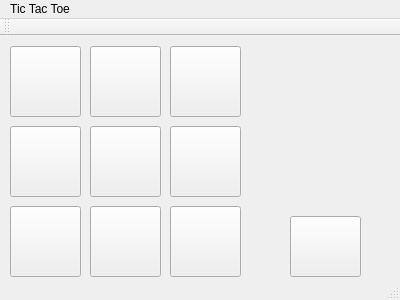
This is mainwindow.ui in shikhanovdima/TIC-TAV-Toe as Qt 5 draws it before an edit. The edited form follows.
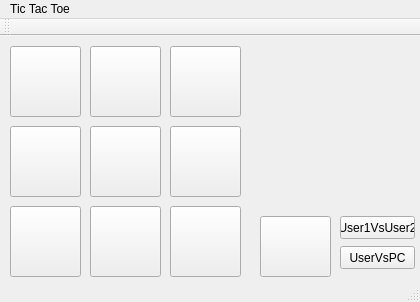
This is the edited form.

Commit message: разбил на функции, добавил кнопки выбора игры

Patch:
```diff
--- a/mainwindow.ui
+++ b/mainwindow.ui
@@ -6,8 +6,8 @@
    <rect>
     <x>0</x>
     <y>0</y>
-    <width>400</width>
-    <height>300</height>
+    <width>420</width>
+    <height>302</height>
    </rect>
   </property>
   <property name="windowTitle">
@@ -134,7 +134,7 @@
    <widget class="QPushButton" name="pushButton_10">
     <property name="geometry">
      <rect>
-      <x>290</x>
+      <x>260</x>
       <y>180</y>
       <width>71</width>
       <height>61</height>
@@ -147,8 +147,8 @@
    <widget class="QLabel" name="label">
     <property name="geometry">
      <rect>
-      <x>280</x>
-      <y>30</y>
+      <x>260</x>
+      <y>10</y>
       <width>71</width>
       <height>31</height>
      </rect>
@@ -157,13 +157,39 @@
      <string/>
     </property>
    </widget>
+   <widget class="QPushButton" name="PvE">
+    <property name="geometry">
+     <rect>
+      <x>340</x>
+      <y>210</y>
+      <width>75</width>
+      <height>23</height>
+     </rect>
+    </property>
+    <property name="text">
+     <string>UserVsPC</string>
+    </property>
+   </widget>
+   <widget class="QPushButton" name="PvP">
+    <property name="geometry">
+     <rect>
+      <x>340</x>
+      <y>180</y>
+      <width>75</width>
+      <height>23</height>
+     </rect>
+    </property>
+    <property name="text">
+     <string>User1VsUser2</string>
+    </property>
+   </widget>
   </widget>
   <widget class="QMenuBar" name="menuBar">
    <property name="geometry">
     <rect>
      <x>0</x>
      <y>0</y>
-     <width>400</width>
+     <width>420</width>
      <height>21</height>
     </rect>
    </property>
```
Left out of the diff: 1 changed line with no effect on the pictures. The commit also changes 4 other files.
